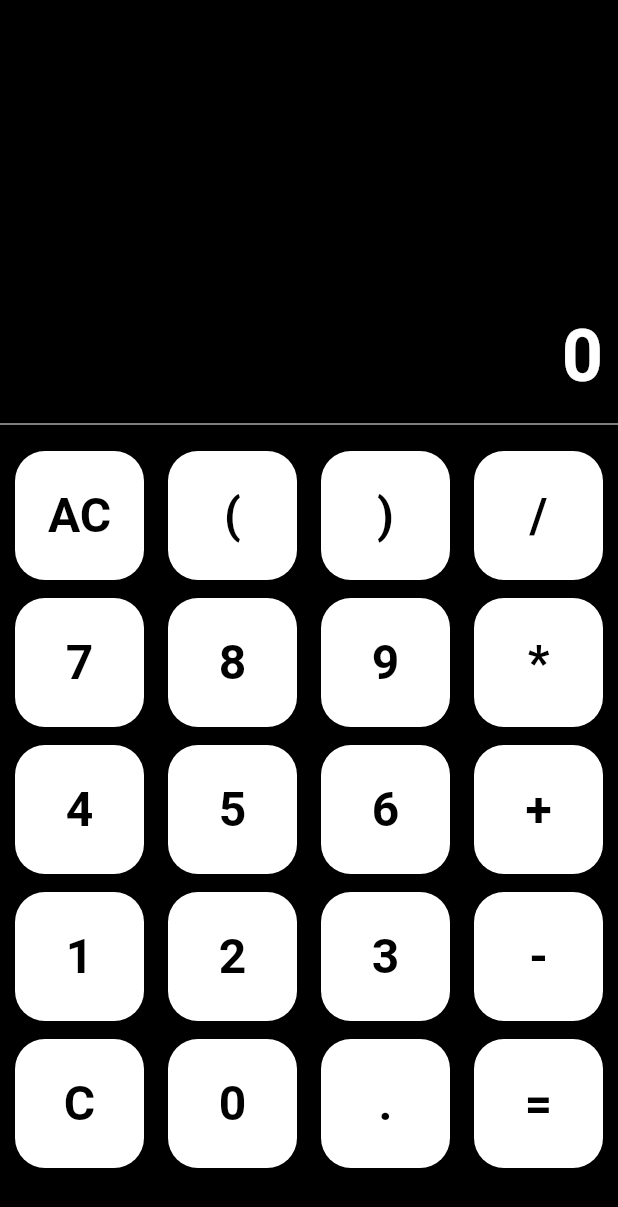
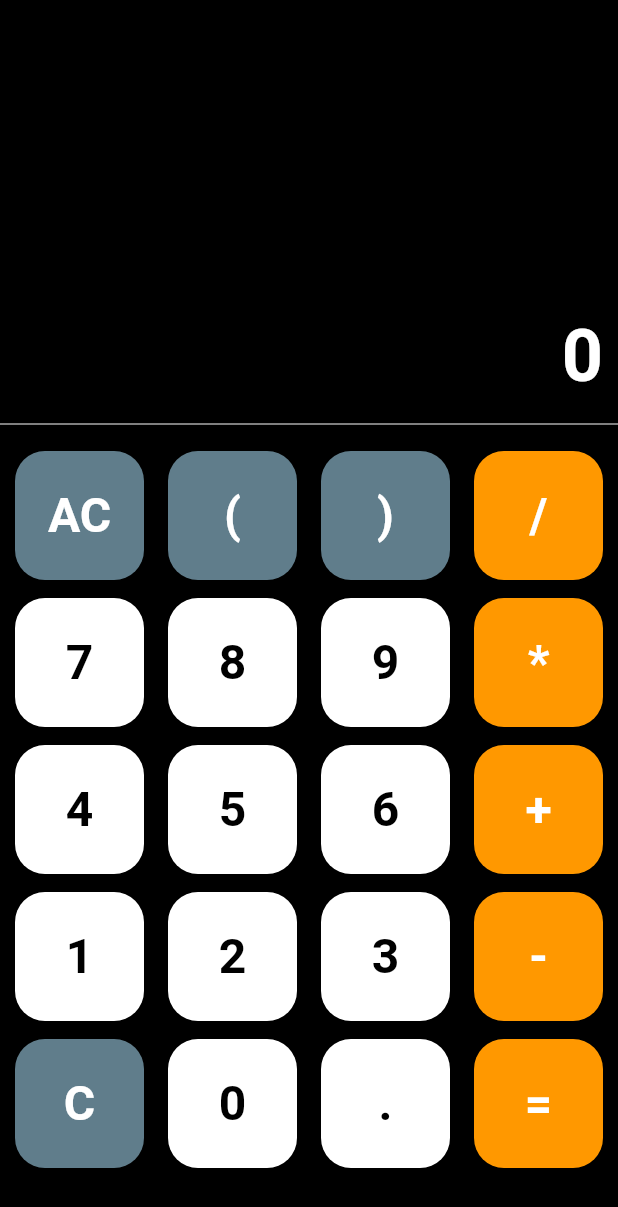
Before and after one commit to ethanVodka/FlutterProjects, a Flutter app: the screen it shows after launch, on a phone screen of 412 x 824 dp. Shown: the top 1207 px of the screen. Run offline on Flutter 3.47's test engine with Material 2 defaults, Android fonts, the light colour scheme and no system bars; our stand-ins replace math_expressions.

Commit message:
conmplete calculator

```diff
--- a/native_application/lib/calculator_screen.dart
+++ b/native_application/lib/calculator_screen.dart
@@ -98,8 +98,8 @@ class _CalculatorState extends State<Calculator> {
         });
       },
       style: ElevatedButton.styleFrom(
-          foregroundColor: Colors.black,
-          backgroundColor: Colors.white,
+          foregroundColor: createForeColor(btnText),
+          backgroundColor: createBackColor(btnText),
           shape: RoundedRectangleBorder(
             borderRadius: BorderRadius.circular(20),
           )),
@@ -154,4 +154,38 @@ class _CalculatorState extends State<Calculator> {
       return 'Error';
     }
   }
+
+  createBackColor(String btnText) {
+    if (btnText == '=' ||
+        btnText == '+' ||
+        btnText == '*' ||
+        btnText == '/' ||
+        btnText == '-') {
+      return Colors.orange;
+    } else if (btnText == 'AC' ||
+        btnText == '(' ||
+        btnText == ')' ||
+        btnText == 'C') {
+      return Colors.blueGrey;
+    } else {
+      return Colors.white;
+    }
+  }
+
+  createForeColor(String btnText) {
+    if (btnText == '=' ||
+        btnText == '+' ||
+        btnText == '*' ||
+        btnText == '/' ||
+        btnText == '-') {
+      return Colors.white;
+    } else if (btnText == 'AC' ||
+        btnText == '(' ||
+        btnText == ')' ||
+        btnText == 'C') {
+      return Colors.white;
+    } else {
+      return Colors.black;
+    }
+  }
 }
```
